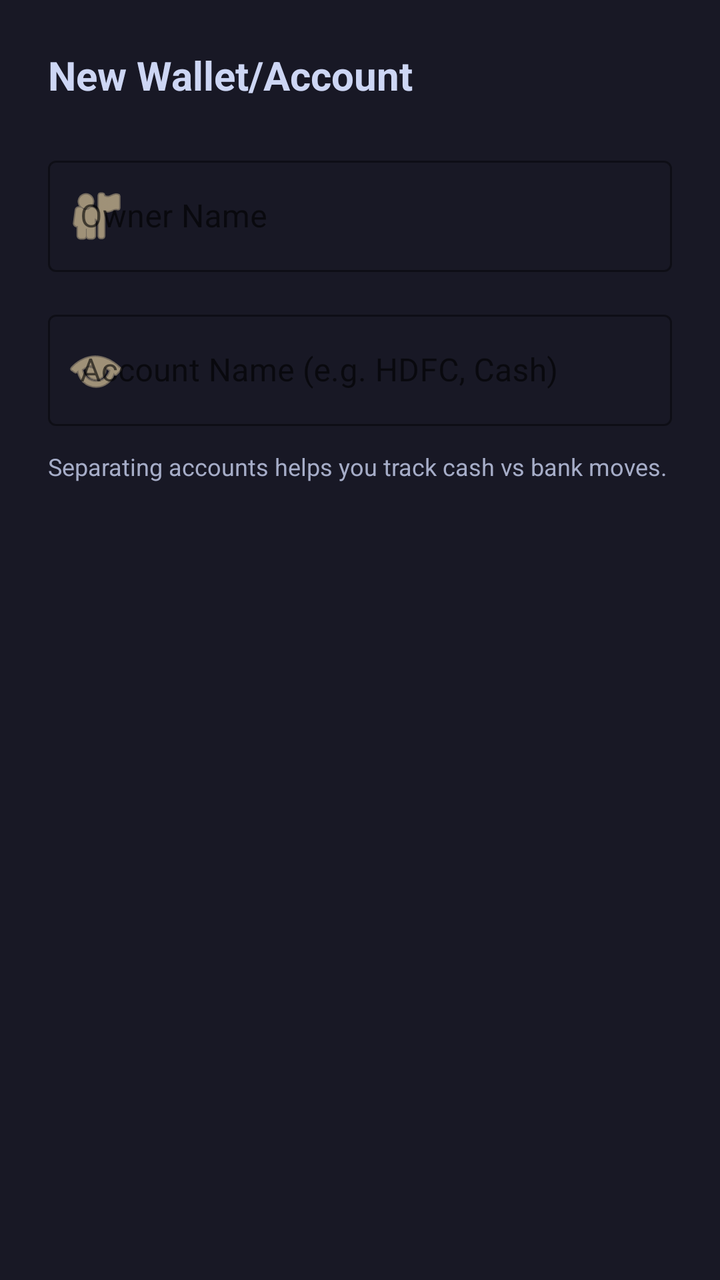
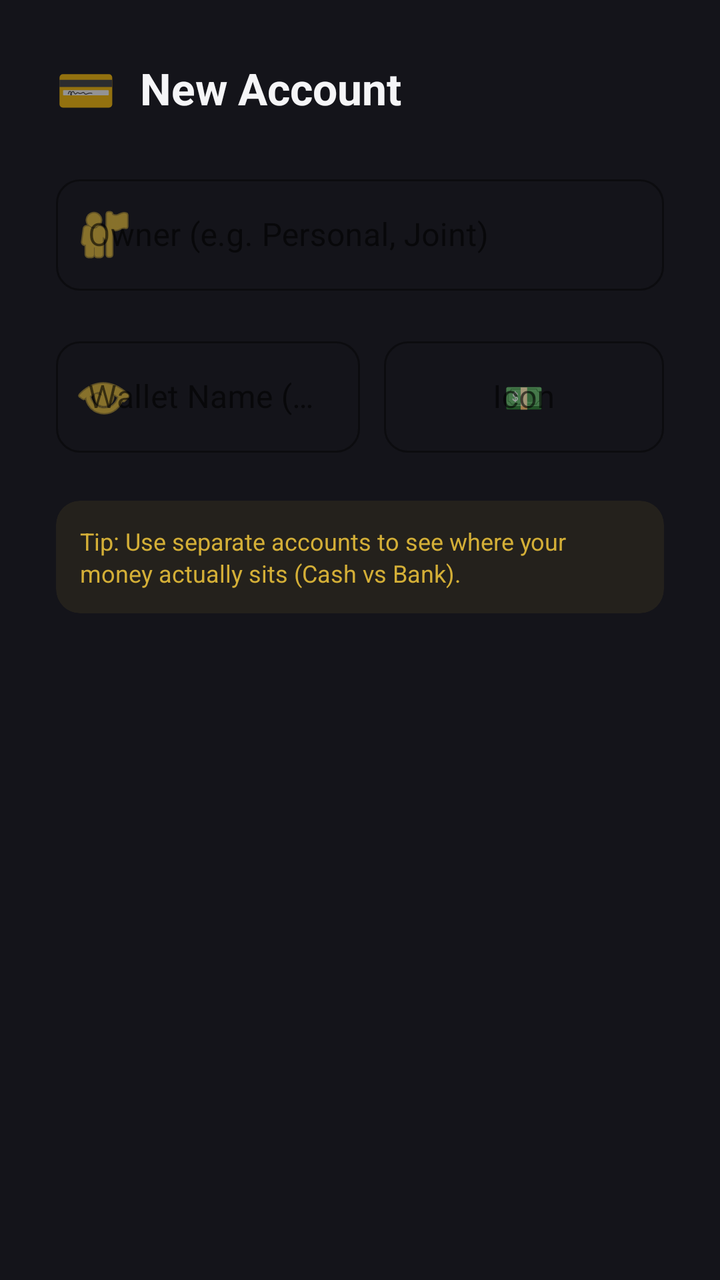

Two renders of the same Android screen: before a commit and after it. Below are the layout's source before the change and the commit's diff.
<!-- AndroidManifest.xml: application theme AppTheme -->
<!-- res/layout/dialog_add_account.xml -->
<?xml version="1.0" encoding="utf-8"?>
<LinearLayout xmlns:android="http://schemas.android.com/apk/res/android"
    xmlns:app="http://schemas.android.com/apk/res-auto"
    android:layout_width="match_parent"
    android:layout_height="wrap_content"
    android:orientation="vertical"
    android:padding="24dp"
    android:background="@color/bg_card">

    <TextView
        android:id="@+id/tv_dialog_account_title"
        android:layout_width="wrap_content"
        android:layout_height="wrap_content"
        android:text="New Wallet/Account"
        android:textColor="@color/text_primary"
        android:textSize="20sp"
        android:textStyle="bold"
        android:layout_marginBottom="24dp"/>

    <com.google.android.material.textfield.TextInputLayout
        style="@style/Widget.MaterialComponents.TextInputLayout.OutlinedBox"
        android:layout_width="match_parent"
        android:layout_height="wrap_content"
        android:hint="Owner Name"
        app:boxStrokeColor="@color/accent_amber"
        app:hintTextColor="@color/accent_amber"
        app:startIconDrawable="@android:drawable/ic_menu_myplaces"
        app:startIconTint="@color/accent_amber">

        <com.google.android.material.textfield.TextInputEditText
            android:id="@+id/et_user_name"
            android:layout_width="match_parent"
            android:layout_height="wrap_content"
            android:textColor="@color/text_primary"
            android:inputType="textPersonName" />
    </com.google.android.material.textfield.TextInputLayout>

    <com.google.android.material.textfield.TextInputLayout
        style="@style/Widget.MaterialComponents.TextInputLayout.OutlinedBox"
        android:layout_width="match_parent"
        android:layout_height="wrap_content"
        android:layout_marginTop="16dp"
        android:hint="Account Name (e.g. HDFC, Cash)"
        app:boxStrokeColor="@color/accent_amber"
        app:hintTextColor="@color/accent_amber"
        app:startIconDrawable="@android:drawable/ic_menu_view"
        app:startIconTint="@color/accent_amber">

        <com.google.android.material.textfield.TextInputEditText
            android:id="@+id/et_database_name"
            android:layout_width="match_parent"
            android:layout_height="wrap_content"
            android:textColor="@color/text_primary"
            android:inputType="text" />
    </com.google.android.material.textfield.TextInputLayout>

    <TextView
        android:layout_width="wrap_content"
        android:layout_height="wrap_content"
        android:layout_marginTop="12dp"
        android:text="Separating accounts helps you track cash vs bank moves."
        android:textColor="@color/text_secondary"
        android:textSize="12sp" />

</LinearLayout>
<!-- resources referenced by this layout -->
<resources>
  <color name="accent_amber">#f9e2af</color>
  <color name="bg_card">#181825</color>
  <color name="text_primary">#cdd6f4</color>
  <color name="text_secondary">#a6adc8</color>
  <style name="AppTheme" parent="Theme.MaterialComponents.DayNight.NoActionBar">
          <item name="colorPrimary">@color/accent_amber</item>
          <item name="colorPrimaryVariant">@color/accent_gold</item>
          <item name="colorOnPrimary">@color/bg_dark</item>
          <item name="android:windowBackground">@color/bg_dark</item>
          <item name="android:navigationBarColor">@color/bg_dark</item>
          <item name="android:statusBarColor">@color/bg_dark</item>
          <item name="materialAlertDialogTheme">@style/AppTheme.AlertDialog</item>
      </style>
  <color name="accent_gold">#dfaf8f</color>
  <color name="bg_dark">#1e1e2e</color>
  <style name="AppTheme.AlertDialog" parent="ThemeOverlay.MaterialComponents.MaterialAlertDialog">
          <item name="shapeAppearanceMediumComponent">@style/ShapeAppearance.App.MediumComponent</item>
          <item name="colorSurface">@color/bg_card</item>
          <item name="colorOnSurface">@color/text_primary</item>
          <item name="buttonBarPositiveButtonStyle">@style/Widget.App.Button.TextButton</item>
          <item name="buttonBarNegativeButtonStyle">@style/Widget.App.Button.TextButton</item>
          <item name="buttonBarNeutralButtonStyle">@style/Widget.App.Button.TextButton</item>
      </style>
  <style name="ShapeAppearance.App.MediumComponent" parent="ShapeAppearance.MaterialComponents.MediumComponent">
          <item name="cornerFamily">rounded</item>
          <item name="cornerSize">24dp</item>
      </style>
  <style name="Widget.App.Button.TextButton" parent="Widget.MaterialComponents.Button.TextButton">
          <item name="android:textColor">@color/accent_amber</item>
          <item name="rippleColor">@color/accent_gold</item>
      </style>
</resources>

<!-- the commit's change to res/layout/dialog_add_account.xml (unified diff, before → after) -->
@@ -4,28 +4,46 @@
     android:layout_width="match_parent"
     android:layout_height="wrap_content"
     android:orientation="vertical"
-    android:padding="24dp"
+    android:padding="28dp"
     android:background="@color/bg_card">
 
-    <TextView
-        android:id="@+id/tv_dialog_account_title"
-        android:layout_width="wrap_content"
+    <LinearLayout
+        android:layout_width="match_parent"
         android:layout_height="wrap_content"
-        android:text="New Wallet/Account"
-        android:textColor="@color/text_primary"
-        android:textSize="20sp"
-        android:textStyle="bold"
-        android:layout_marginBottom="24dp"/>
+        android:orientation="horizontal"
+        android:gravity="center_vertical"
+        android:layout_marginBottom="24dp">
+
+        <TextView
+            android:layout_width="wrap_content"
+            android:layout_height="wrap_content"
+            android:text="💳"
+            android:textSize="24sp"
+            android:layout_marginEnd="12dp" />
+
+        <TextView
+            android:id="@+id/tv_dialog_account_title"
+            android:layout_width="wrap_content"
+            android:layout_height="wrap_content"
+            android:text="New Account"
+            android:textColor="@color/text_primary"
+            android:textSize="22sp"
+            android:textStyle="bold" />
+    </LinearLayout>
 
     <com.google.android.material.textfield.TextInputLayout
         style="@style/Widget.MaterialComponents.TextInputLayout.OutlinedBox"
         android:layout_width="match_parent"
         android:layout_height="wrap_content"
-        android:hint="Owner Name"
+        android:hint="Owner (e.g. Personal, Joint)"
         app:boxStrokeColor="@color/accent_amber"
         app:hintTextColor="@color/accent_amber"
         app:startIconDrawable="@android:drawable/ic_menu_myplaces"
-        app:startIconTint="@color/accent_amber">
+        app:startIconTint="@color/accent_amber"
+        app:boxCornerRadiusTopStart="12dp"
+        app:boxCornerRadiusTopEnd="12dp"
+        app:boxCornerRadiusBottomStart="12dp"
+        app:boxCornerRadiusBottomEnd="12dp">
 
         <com.google.android.material.textfield.TextInputEditText
             android:id="@+id/et_user_name"
@@ -35,31 +53,74 @@
             android:inputType="textPersonName" />
     </com.google.android.material.textfield.TextInputLayout>
 
-    <com.google.android.material.textfield.TextInputLayout
-        style="@style/Widget.MaterialComponents.TextInputLayout.OutlinedBox"
+    <LinearLayout
         android:layout_width="match_parent"
         android:layout_height="wrap_content"
-        android:layout_marginTop="16dp"
-        android:hint="Account Name (e.g. HDFC, Cash)"
-        app:boxStrokeColor="@color/accent_amber"
-        app:hintTextColor="@color/accent_amber"
-        app:startIconDrawable="@android:drawable/ic_menu_view"
-        app:startIconTint="@color/accent_amber">
+        android:orientation="horizontal"
+        android:layout_marginTop="20dp">
 
-        <com.google.android.material.textfield.TextInputEditText
-            android:id="@+id/et_database_name"
+        <com.google.android.material.textfield.TextInputLayout
+            style="@style/Widget.MaterialComponents.TextInputLayout.OutlinedBox"
+            android:layout_width="0dp"
+            android:layout_height="wrap_content"
+            android:layout_weight="1"
+            android:hint="Wallet Name (e.g. Bank, Cash)"
+            app:boxStrokeColor="@color/accent_amber"
+            app:hintTextColor="@color/accent_amber"
+            app:startIconDrawable="@android:drawable/ic_menu_view"
+            app:startIconTint="@color/accent_amber"
+            app:boxCornerRadiusTopStart="12dp"
+            app:boxCornerRadiusTopEnd="12dp"
+            app:boxCornerRadiusBottomStart="12dp"
+            app:boxCornerRadiusBottomEnd="12dp">
+
+            <com.google.android.material.textfield.TextInputEditText
+                android:id="@+id/et_database_name"
+                android:layout_width="match_parent"
+                android:layout_height="wrap_content"
+                android:textColor="@color/text_primary"
+                android:inputType="text" />
+        </com.google.android.material.textfield.TextInputLayout>
+
+        <com.google.android.material.textfield.TextInputLayout
+            style="@style/Widget.MaterialComponents.TextInputLayout.OutlinedBox"
+            android:layout_width="140dp"
+            android:layout_height="wrap_content"
+            android:layout_marginStart="12dp"
+            android:hint="Icon"
+            app:boxStrokeColor="@color/accent_amber"
+            app:hintTextColor="@color/accent_amber"
+            app:boxCornerRadiusTopStart="12dp"
+            app:boxCornerRadiusTopEnd="12dp"
+            app:boxCornerRadiusBottomStart="12dp"
+            app:boxCornerRadiusBottomEnd="12dp">
+
+            <com.google.android.material.textfield.TextInputEditText
+                android:id="@+id/et_account_emoji"
+                android:layout_width="match_parent"
+                android:layout_height="wrap_content"
+                android:textColor="@color/text_primary"
+                android:gravity="center"
+                android:hint="💵"
+                android:inputType="text" />
+        </com.google.android.material.textfield.TextInputLayout>
+    </LinearLayout>
+
+    <com.google.android.material.card.MaterialCardView
+        android:layout_width="match_parent"
+        android:layout_height="wrap_content"
+        android:layout_marginTop="24dp"
+        app:cardBackgroundColor="@color/accent_glow"
+        app:cardCornerRadius="12dp"
+        app:cardElevation="0dp">
+        <TextView
             android:layout_width="match_parent"
             android:layout_height="wrap_content"
-            android:textColor="@color/text_primary"
-            android:inputType="text" />
-    </com.google.android.material.textfield.TextInputLayout>
-
-    <TextView
-        android:layout_width="wrap_content"
-        android:layout_height="wrap_content"
-        android:layout_marginTop="12dp"
-        android:text="Separating accounts helps you track cash vs bank moves."
-        android:textColor="@color/text_secondary"
-        android:textSize="12sp" />
+            android:padding="12dp"
+            android:text="Tip: Use separate accounts to see where your money actually sits (Cash vs Bank)."
+            android:textColor="@color/accent_amber"
+            android:textSize="12sp"
+            android:lineSpacingExtra="2dp" />
+    </com.google.android.material.card.MaterialCardView>
 
 </LinearLayout>
<!-- resource entries referenced after the edit -->
@@ -1,9 +1,9 @@
 <!-- resources referenced by this layout -->
 <resources>
-  <color name="accent_amber">#f9e2af</color>
-  <color name="bg_card">#181825</color>
-  <color name="text_primary">#cdd6f4</color>
-  <color name="text_secondary">#a6adc8</color>
+  <color name="accent_amber">#D4AF37</color>
+  <color name="accent_glow">#15D4AF37</color>
+  <color name="bg_card">#14141A</color>
+  <color name="text_primary">#F5F5F7</color>
   <style name="AppTheme" parent="Theme.MaterialComponents.DayNight.NoActionBar">
           <item name="colorPrimary">@color/accent_amber</item>
           <item name="colorPrimaryVariant">@color/accent_gold</item>
@@ -13,8 +13,8 @@
           <item name="android:statusBarColor">@color/bg_dark</item>
           <item name="materialAlertDialogTheme">@style/AppTheme.AlertDialog</item>
       </style>
-  <color name="accent_gold">#dfaf8f</color>
-  <color name="bg_dark">#1e1e2e</color>
+  <color name="accent_gold">#C5A059</color>
+  <color name="bg_dark">#0B0B0F</color>
   <style name="AppTheme.AlertDialog" parent="ThemeOverlay.MaterialComponents.MaterialAlertDialog">
           <item name="shapeAppearanceMediumComponent">@style/ShapeAppearance.App.MediumComponent</item>
           <item name="colorSurface">@color/bg_card</item>
